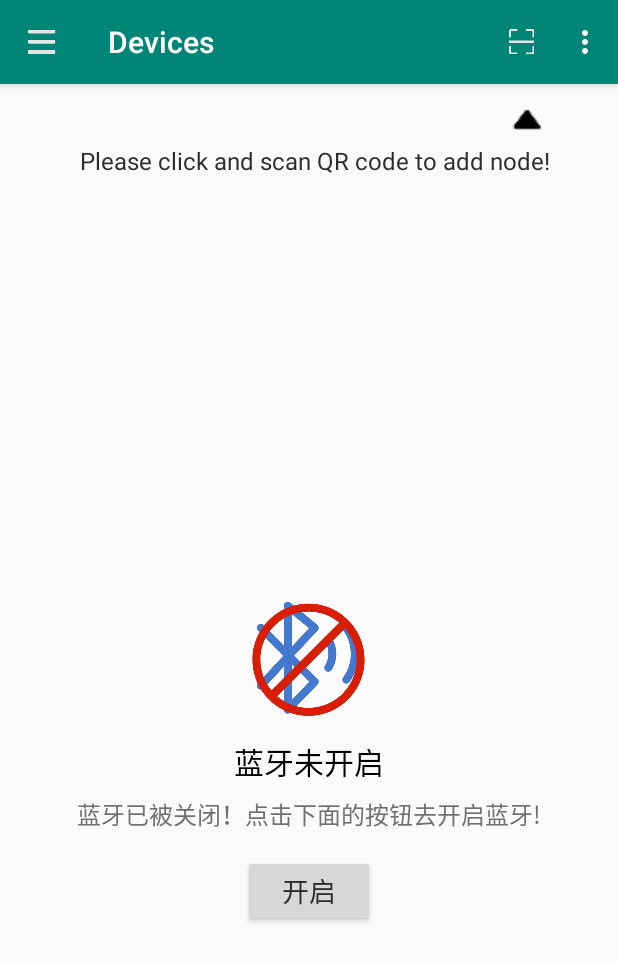
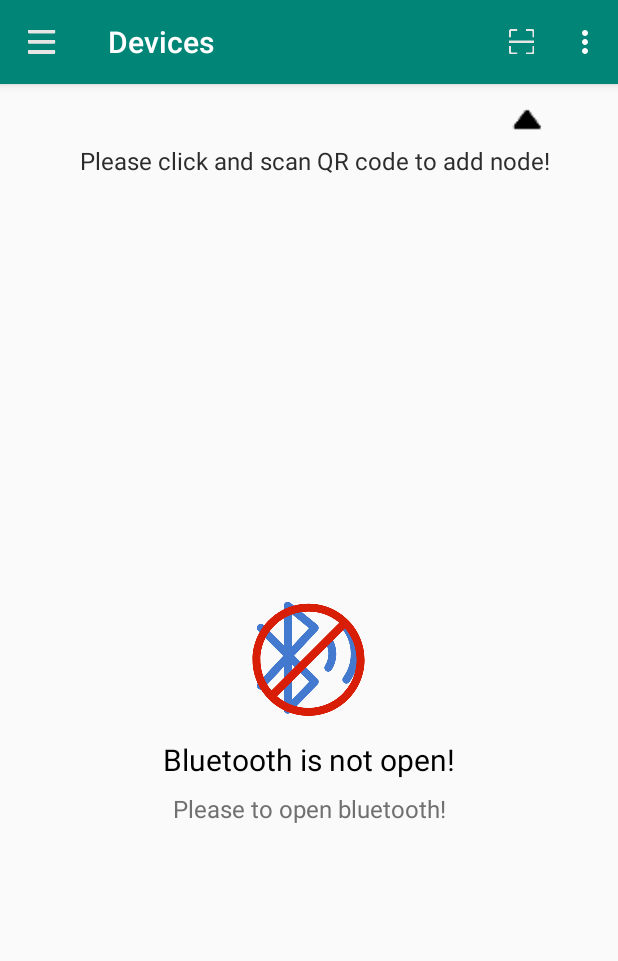
Before and after one commit to ZoharAndroid/nrf52840_ndn_lite_android, an Android app: the screen it shows after launch (MainActivity), on a phone screen of 412 x 824 dp. Shown: the top 961 px of the screen. Run offline under Robolectric (Android 15) with nearby library versions, the phone set to English and light mode, and no system bars; libraries missing offline, so code that uses them is left out: net.named_data.jndn.

Commit message:
update string

```diff
--- a/app/src/main/res/layout/info_bluetooth_disable.xml
+++ b/app/src/main/res/layout/info_bluetooth_disable.xml
@@ -30,7 +30,7 @@
         android:layout_width="wrap_content"
         android:layout_height="wrap_content"
         android:layout_margin="10dip"
-        android:text="蓝牙未开启"
+        android:text="@string/bluetooth_dont_open"
         android:textColor="@android:color/black"
         android:textSize="20sp"
         app:layout_constraintEnd_toEndOf="parent"
@@ -43,13 +43,14 @@
         android:layout_width="wrap_content"
         android:layout_height="wrap_content"
         android:layout_margin="8dp"
-        android:text="蓝牙已被关闭！点击下面的按钮去开启蓝牙!"
+        android:text="@string/open_bluetooth"
         android:textColor="@color/colortextdark"
         app:layout_constraintEnd_toEndOf="parent"
         app:layout_constraintStart_toStartOf="parent"
         app:layout_constraintTop_toBottomOf="@id/tv_bluetooth_disable" />
 
     <Button
+        android:visibility="gone"
         android:textColor="@color/colortext"
         android:textSize="18sp"
         app:layout_constraintTop_toBottomOf="@id/tv_bluetooth_disable_note"
@@ -57,7 +58,7 @@
         android:layout_width="wrap_content"
         android:layout_height="wrap_content"
         android:layout_marginTop="15dip"
-        android:text="开启"
+        android:text="@string/open"
         app:layout_constraintEnd_toEndOf="parent"
         app:layout_constraintStart_toStartOf="parent" />
 
--- a/app/src/main/res/values/strings.xml
+++ b/app/src/main/res/values/strings.xml
@@ -157,4 +157,7 @@
  <string name="any_device">Any node</string>
  <string name="note_click_scan">Please click and scan QR code to add node!</string>
  <string name="trust_policy">trust policy：</string>
+ <string name="bluetooth_dont_open">Bluetooth is not open!</string>
+ <string name="open_bluetooth">Please to open bluetooth!</string>
+ <string name="open">Open</string>
 </resources>
```
